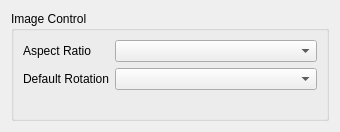
Qt form client/nx_client_desktop/src/nx/client/desktop/resource_properties/camera/widgets/image_control_widget.ui (networkoptix/nx_open) before a commit.
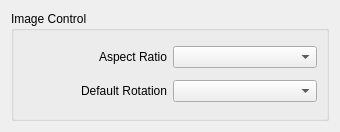
The same form after that commit.

Commit message:
New Camera Settings: minor layout fix
<==== Mercurial data ====>
Branch: vms

The edit to the form file:
```diff
--- a/client/nx_client_desktop/src/nx/client/desktop/resource_properties/camera/widgets/image_control_widget.ui
+++ b/client/nx_client_desktop/src/nx/client/desktop/resource_properties/camera/widgets/image_control_widget.ui
@@ -19,7 +19,7 @@
      <property name="flat">
       <bool>true</bool>
      </property>
-     <layout class="QFormLayout" name="formLayout">
+     <layout class="QGridLayout" name="gridLayout">
       <item row="0" column="0">
        <widget class="QLabel" name="aspectRatioLabel">
         <property name="text">
```
The commit also changes 1 other file.
